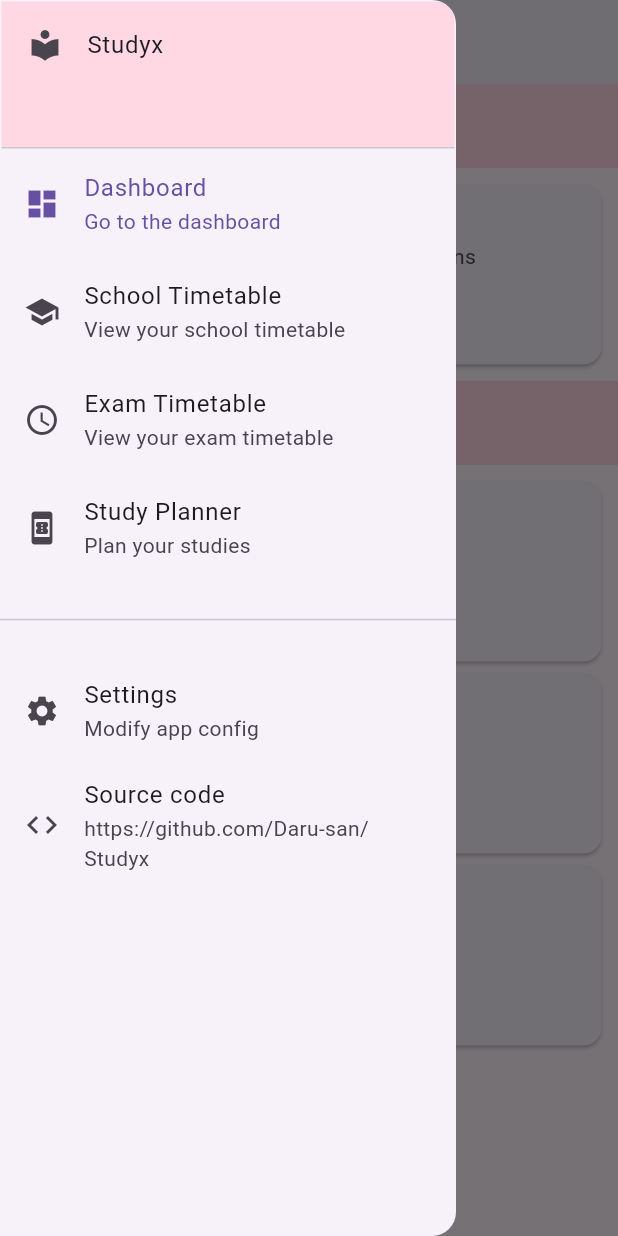
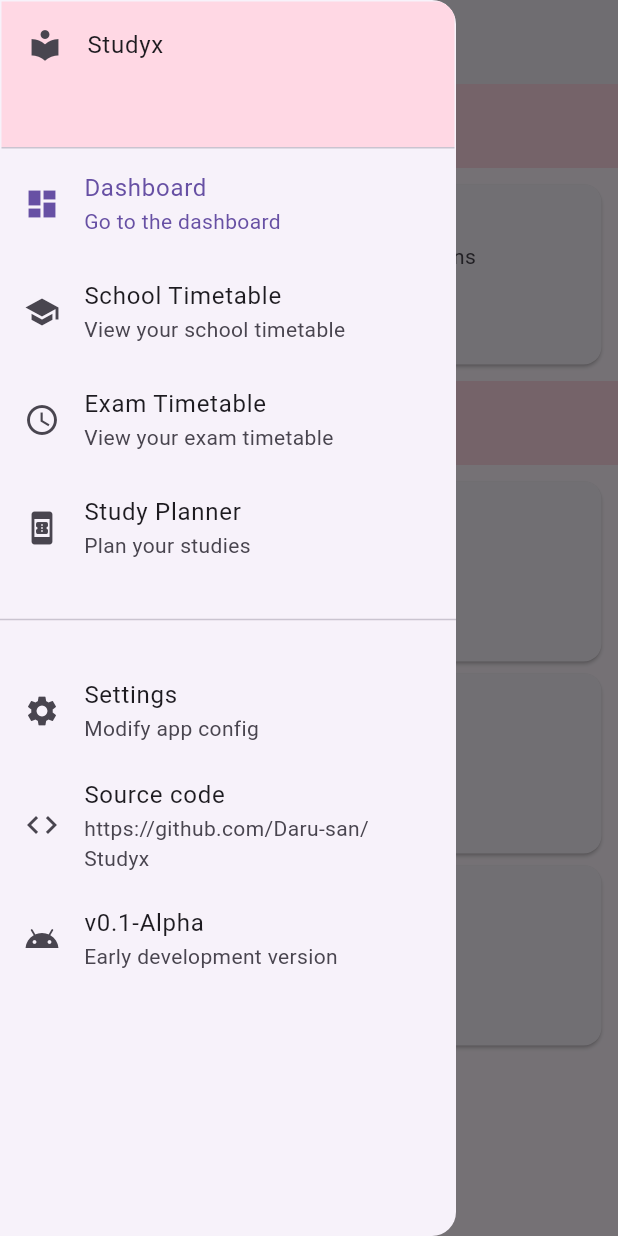
Before and after one commit to Daru-san/Studyx, a Flutter app: the screen it shows after launch, with the side drawer open, on a phone screen of 412 x 824 dp. Run offline on Flutter 3.47's test engine with Material 3 defaults, Android fonts, the phone set to English and light mode, and no system bars; our stand-ins replace syncfusion_flutter_calendar, syncfusion_flutter_datepicker; missing offline and left inert: flutter_settings_ui, window_manager.

Commit message:
src/main_page: show app version on sidebar

```diff
--- a/lib/ui/main_page/main_page.dart
+++ b/lib/ui/main_page/main_page.dart
@@ -148,6 +148,12 @@ class _MainPageState extends State<MainPage> {
                 //_launchURL('https://github.com/Daru-san/Studyx');
               },
             ),
+            ListTile(
+              leading: const Icon(Icons.android),
+              title: const Text('v0.1-Alpha'),
+              subtitle: const Text('Early development version'),
+              onTap: () {},
+            ),
           ],
         ),
       ),
```
